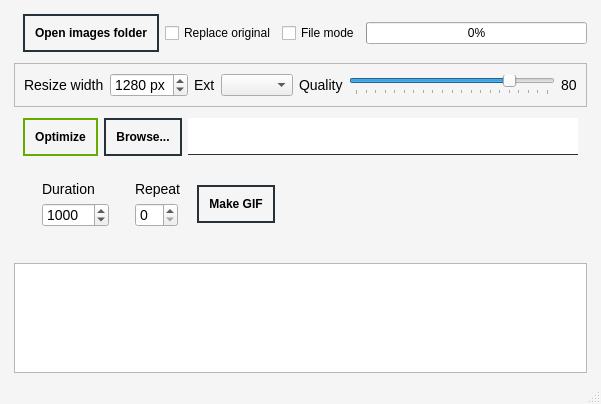
Timmyway/image-optimizer, file look.ui: the form before one commit.
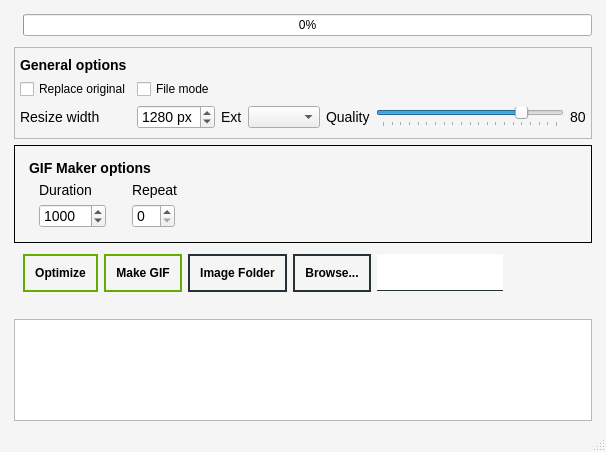
The form after the commit.

Commit message: bug: The output gif couldn't be resized corectly.

```diff
--- a/look.ui
+++ b/look.ui
@@ -6,8 +6,8 @@
    <rect>
     <x>0</x>
     <y>0</y>
-    <width>601</width>
-    <height>404</height>
+    <width>606</width>
+    <height>452</height>
    </rect>
   </property>
   <property name="windowTitle">
@@ -16,6 +16,7 @@
   <property name="styleSheet">
    <string notr="true">QMainWindow {
 	background: #f5f5f5;
+	font-family: 'Montserrat';
 }
 
 QPushButton {
@@ -67,7 +68,7 @@
 	background: #455a64; color: #fafafa;
 }
 
-QPushButton#btnOptimize {
+QPushButton#btnOptimize, QPushButton#btnMakeGif {
 	border-color: #66AC00;
 }
 QPushButton#btnOptimize:hover {
@@ -76,6 +77,10 @@
 QPushButton#btnListImagesRemove:hover {
 	background-color: #FC4169;
 	border-color: #FC4169;
+}
+
+QLabel#labelGeneralOptions, QLabel#labelGifOptions {
+	font-weight: bold;
 }</string>
   </property>
   <property name="iconSize">
@@ -103,7 +108,7 @@
       <property name="bottomMargin">
        <number>0</number>
       </property>
-      <item row="2" column="0">
+      <item row="3" column="0" alignment="Qt::AlignLeft">
        <widget class="QFrame" name="hFrameOption3">
         <layout class="QHBoxLayout" name="horizontalLayout_7">
          <property name="topMargin">
@@ -125,6 +130,26 @@
            </property>
           </widget>
          </item>
+         <item>
+          <widget class="QPushButton" name="btnMakeGif">
+           <property name="sizePolicy">
+            <sizepolicy hsizetype="Maximum" vsizetype="Fixed">
+             <horstretch>0</horstretch>
+             <verstretch>0</verstretch>
+            </sizepolicy>
+           </property>
+           <property name="text">
+            <string>Make GIF</string>
+           </property>
+          </widget>
+         </item>
+         <item>
+          <widget class="QPushButton" name="btnBrowseFolder">
+           <property name="text">
+            <string>Image Folder</string>
+           </property>
+          </widget>
+         </item>
          <item>
           <widget class="QPushButton" name="btnBrowseImageFolder">
            <property name="sizePolicy">
@@ -169,33 +194,6 @@
          <property name="bottomMargin">
           <number>5</number>
          </property>
-         <item>
-          <widget class="QPushButton" name="btnBrowseFolder">
-           <property name="text">
-            <string>Open images folder</string>
-           </property>
-          </widget>
-         </item>
-         <item>
-          <widget class="QCheckBox" name="chkReplaceSource">
-           <property name="text">
-            <string>Replace original</string>
-           </property>
-           <property name="checked">
-            <bool>false</bool>
-           </property>
-          </widget>
-         </item>
-         <item>
-          <widget class="QCheckBox" name="chkFileMode">
-           <property name="text">
-            <string>File mode</string>
-           </property>
-           <property name="checked">
-            <bool>false</bool>
-           </property>
-          </widget>
-         </item>
          <item>
           <widget class="QProgressBar" name="progressBar">
            <property name="value">
@@ -218,7 +216,7 @@
         </layout>
        </widget>
       </item>
-      <item row="5" column="0" alignment="Qt::AlignLeft">
+      <item row="6" column="0" alignment="Qt::AlignLeft">
        <widget class="QFrame" name="hFrameAction">
         <property name="sizePolicy">
          <sizepolicy hsizetype="Preferred" vsizetype="Fixed">
@@ -258,50 +256,28 @@
           <property name="frameShape">
            <enum>QFrame::StyledPanel</enum>
           </property>
-          <layout class="QHBoxLayout" name="hLayoutOptions">
-           <item>
+          <layout class="QGridLayout" name="gridLayout_4">
+           <property name="leftMargin">
+            <number>5</number>
+           </property>
+           <property name="rightMargin">
+            <number>5</number>
+           </property>
+           <item row="2" column="0">
             <widget class="QLabel" name="labelWidth">
              <property name="text">
               <string>Resize width</string>
              </property>
             </widget>
            </item>
-           <item>
-            <widget class="QSpinBox" name="spinBoxBasewidth">
-             <property name="suffix">
-              <string> px</string>
-             </property>
-             <property name="prefix">
-              <string/>
-             </property>
-             <property name="minimum">
-              <number>0</number>
-             </property>
-             <property name="maximum">
-              <number>1980</number>
-             </property>
-             <property name="singleStep">
-              <number>128</number>
-             </property>
-             <property name="stepType">
-              <enum>QAbstractSpinBox::DefaultStepType</enum>
-             </property>
-             <property name="value">
-              <number>1280</number>
-             </property>
-             <property name="displayIntegerBase">
-              <number>10</number>
-             </property>
-            </widget>
-           </item>
-           <item>
-            <widget class="QLabel" name="label">
+           <item row="2" column="4">
+            <widget class="QLabel" name="labelSliderQuality">
              <property name="text">
-              <string>Ext</string>
+              <string>Quality</string>
              </property>
             </widget>
            </item>
-           <item>
+           <item row="2" column="3">
             <widget class="QComboBox" name="comboBoxFormat">
              <property name="insertPolicy">
               <enum>QComboBox::NoInsert</enum>
@@ -311,14 +287,34 @@
              </property>
             </widget>
            </item>
-           <item>
-            <widget class="QLabel" name="labelSliderQuality">
+           <item row="0" column="0">
+            <widget class="QLabel" name="labelGeneralOptions">
              <property name="text">
-              <string>Quality</string>
+              <string>General options</string>
              </property>
             </widget>
            </item>
-           <item>
+           <item row="1" column="0">
+            <widget class="QCheckBox" name="chkReplaceSource">
+             <property name="text">
+              <string>Replace original</string>
+             </property>
+             <property name="checked">
+              <bool>false</bool>
+             </property>
+            </widget>
+           </item>
+           <item row="1" column="1">
+            <widget class="QCheckBox" name="chkFileMode">
+             <property name="text">
+              <string>File mode</string>
+             </property>
+             <property name="checked">
+              <bool>false</bool>
+             </property>
+            </widget>
+           </item>
+           <item row="2" column="5">
             <widget class="QSlider" name="hSliderQuality">
              <property name="maximum">
               <number>100</number>
@@ -352,7 +348,42 @@
              </property>
             </widget>
            </item>
-           <item>
+           <item row="2" column="1">
+            <widget class="QSpinBox" name="spinBoxBasewidth">
+             <property name="suffix">
+              <string> px</string>
+             </property>
+             <property name="prefix">
+              <string/>
+             </property>
+             <property name="minimum">
+              <number>0</number>
+             </property>
+             <property name="maximum">
+              <number>1980</number>
+             </property>
+             <property name="singleStep">
+              <number>128</number>
+             </property>
+             <property name="stepType">
+              <enum>QAbstractSpinBox::DefaultStepType</enum>
+             </property>
+             <property name="value">
+              <number>1280</number>
+             </property>
+             <property name="displayIntegerBase">
+              <number>10</number>
+             </property>
+            </widget>
+           </item>
+           <item row="2" column="2">
+            <widget class="QLabel" name="label">
+             <property name="text">
+              <string>Ext</string>
+             </property>
+            </widget>
+           </item>
+           <item row="2" column="6">
             <widget class="QLabel" name="labelSliderQualityValue">
              <property name="text">
               <string>80</string>
@@ -364,7 +395,7 @@
         </item>
        </layout>
       </item>
-      <item row="6" column="0">
+      <item row="7" column="0">
        <widget class="QListWidget" name="listWidgetImages">
         <property name="sizeAdjustPolicy">
          <enum>QAbstractScrollArea::AdjustIgnored</enum>
@@ -392,14 +423,29 @@
         </property>
        </widget>
       </item>
-      <item row="3" column="0">
+      <item row="2" column="0">
        <widget class="QFrame" name="horizontalFrame">
+        <property name="frameShape">
+         <enum>QFrame::Panel</enum>
+        </property>
+        <property name="frameShadow">
+         <enum>QFrame::Plain</enum>
+        </property>
+        <property name="lineWidth">
+         <number>1</number>
+        </property>
+        <property name="midLineWidth">
+         <number>0</number>
+        </property>
         <layout class="QHBoxLayout" name="horizontalLayout_5">
+         <property name="leftMargin">
+          <number>5</number>
+         </property>
          <property name="topMargin">
           <number>5</number>
          </property>
          <property name="rightMargin">
-          <number>1</number>
+          <number>5</number>
          </property>
          <property name="bottomMargin">
           <number>5</number>
@@ -455,19 +501,6 @@
               </item>
              </layout>
             </item>
-            <item row="2" column="6">
-             <widget class="QPushButton" name="btnMakeGif">
-              <property name="sizePolicy">
-               <sizepolicy hsizetype="Maximum" vsizetype="Fixed">
-                <horstretch>0</horstretch>
-                <verstretch>0</verstretch>
-               </sizepolicy>
-              </property>
-              <property name="text">
-               <string>Make GIF</string>
-              </property>
-             </widget>
-            </item>
             <item row="2" column="3">
              <layout class="QVBoxLayout" name="verticalLayout_2">
               <property name="leftMargin">
@@ -504,6 +537,16 @@
               </item>
              </layout>
             </item>
+            <item row="0" column="2" colspan="5">
+             <widget class="QLabel" name="labelGifOptions">
+              <property name="text">
+               <string>GIF Maker options</string>
+              </property>
+              <property name="textFormat">
+               <enum>Qt::AutoText</enum>
+              </property>
+             </widget>
+            </item>
            </layout>
           </widget>
          </item>
```
Left out of the diff: 4 changed lines with no effect on the pictures. The commit also changes 1 other file.
